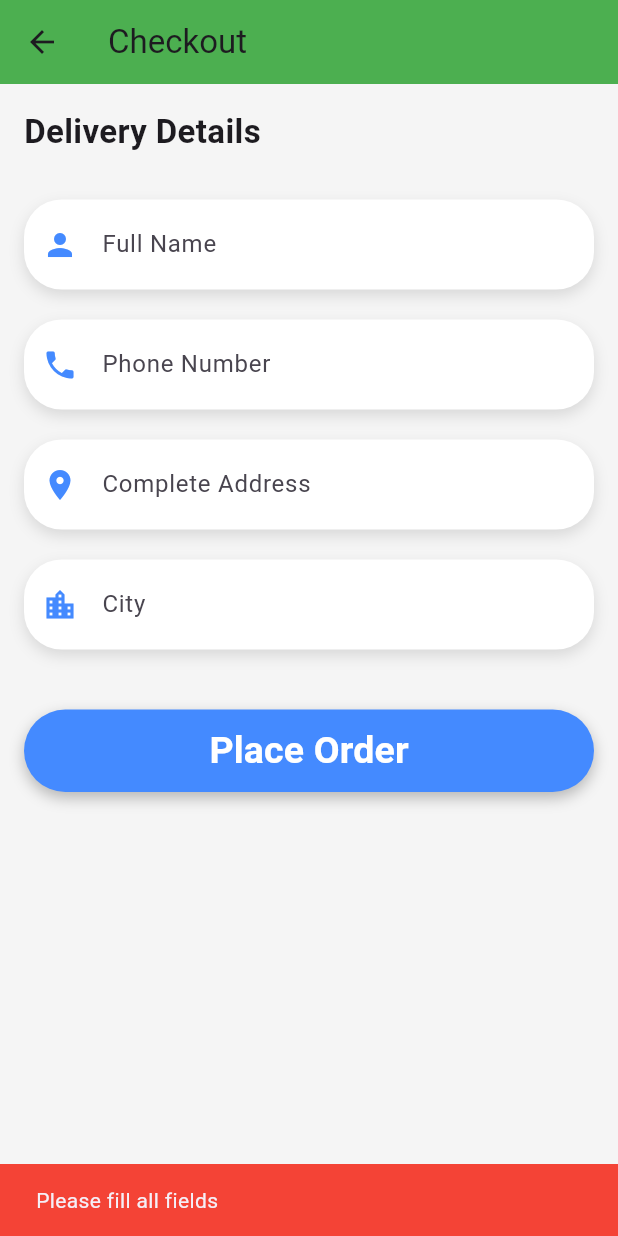
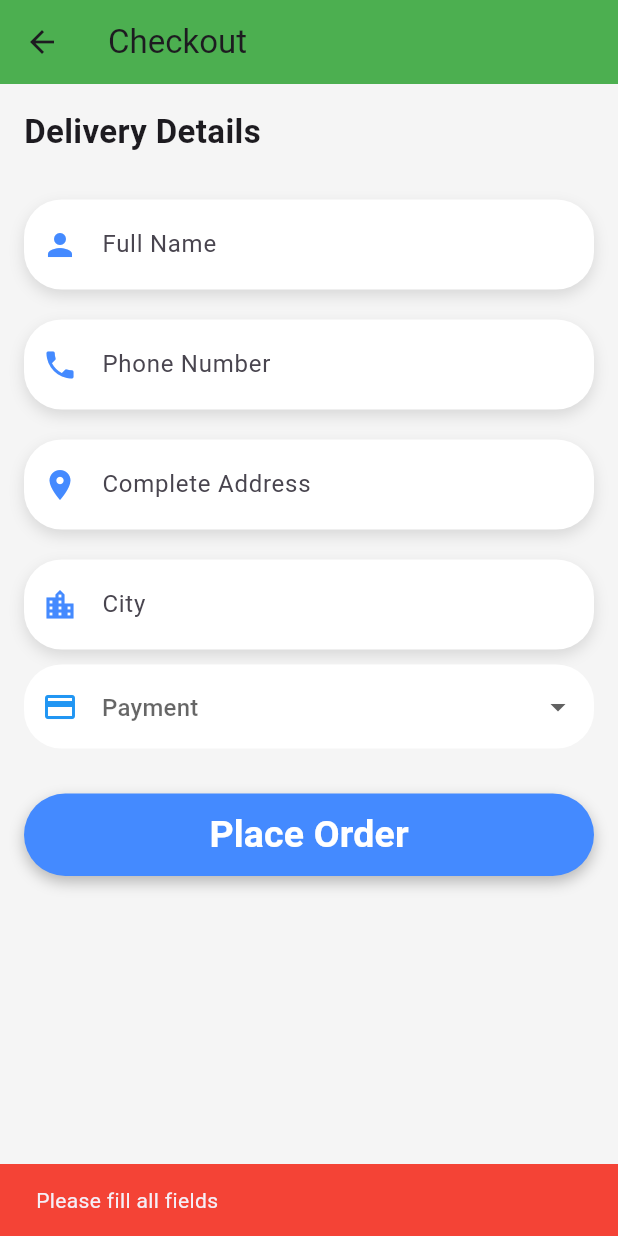
Before and after one commit to maazkhalid96/shoes_app, a Flutter app: the CheckoutForm screen opened directly, after a tap on "Place Order", on a phone screen of 412 x 824 dp. Run offline on Flutter 3.47's test engine with Material 3 defaults, Android fonts, the phone set to English and light mode, and no system bars; our stand-ins replace cloud_firestore, firebase_auth, firebase_core, flutter_custom_clippers, geolocator, image_picker; accounts and stored records are empty.

Commit message:
App update

```diff
--- a/lib/screens/checkOutForm/checkout_form.dart
+++ b/lib/screens/checkOutForm/checkout_form.dart
@@ -2,13 +2,10 @@ import 'package:cloud_firestore/cloud_firestore.dart';
 import 'package:firebase_auth/firebase_auth.dart';
 import 'package:flutter/material.dart';
 import 'package:flutter/services.dart';
+import 'package:geolocator/geolocator.dart';
 import 'package:shoes_app_ui/components/custom_button.dart';
 import 'package:shoes_app_ui/components/custom_input_fields.dart';
 import 'package:shoes_app_ui/screens/checkOutForm/order_success_screen.dart';
-import 'package:shoes_app_ui/screens/home/home.dart';
-import 'package:shoes_app_ui/screens/profile/my_orders/my_order_screen.dart';
-
-// Order Success Screen
 
 class CheckoutForm extends StatefulWidget {
   const CheckoutForm({super.key});
@@ -22,10 +19,15 @@ class _CheckoutFormState extends State<CheckoutForm> {
   final TextEditingController phoneController = TextEditingController();
   final TextEditingController addressController = TextEditingController();
   final TextEditingController cityController = TextEditingController();
+  final TextEditingController paymentController = TextEditingController();
+  String? selectedPayment;
+
+
+  List<String> payment = ["Cash on Delivery", "Card", 'JazzCash', 'EasyPaisa'];
 
   bool isLoading = false;
 
-  Future<void> placeOrder() async {
+  placeOrder() async {
     setState(() => isLoading = true);
     final uid = FirebaseAuth.instance.currentUser!.uid;
 
@@ -62,7 +64,6 @@ class _CheckoutFormState extends State<CheckoutForm> {
       });
     }
 
-    // Unique order ID
     String orderId = DateTime.now().millisecondsSinceEpoch.toString();
 
     await FirebaseFirestore.instance.collection("orders").doc(orderId).set({
@@ -78,6 +79,7 @@ class _CheckoutFormState extends State<CheckoutForm> {
         DateTime.now().add(const Duration(days: 5)),
       ),
       "totalAmount": total,
+      "paymentMethod": selectedPayment,
       "items": cartItems,
     });
 
@@ -88,7 +90,6 @@ class _CheckoutFormState extends State<CheckoutForm> {
 
     setState(() => isLoading = false);
 
-    // Navigate to success screen
     Navigator.pushReplacement(
       context,
       MaterialPageRoute(builder: (_) => const OrderSuccessScreen()),
@@ -144,6 +145,28 @@ class _CheckoutFormState extends State<CheckoutForm> {
               maxline: 1,
               textInputType: TextInputType.text,
             ),
+            DropdownButtonFormField(
+              value: selectedPayment,
+              decoration: InputDecoration(
+                prefixIcon: Icon(Icons.payment_outlined, color: Colors.blue),
+                hintText: "Payment",
+                fillColor: Colors.white,
+                filled: true,
+                border: OutlineInputBorder(
+                  borderRadius: BorderRadius.circular(25),
+                  borderSide: BorderSide.none,
+                ),
+              ),
+
+              items: payment.map((String option) {
+                return DropdownMenuItem(value: option, child: Text(option));
+              }).toList(),
+              onChanged: (String? newValue) {
+                setState(() {
+                  selectedPayment = newValue;
+                });
+              },
+            ),
 
             const SizedBox(height: 30),
 
@@ -157,7 +180,8 @@ class _CheckoutFormState extends State<CheckoutForm> {
                       if (nameController.text.isEmpty ||
                           phoneController.text.isEmpty ||
                           addressController.text.isEmpty ||
-                          cityController.text.isEmpty) {
+                          cityController.text.isEmpty ||
+                          selectedPayment == null) {
                         ScaffoldMessenger.of(context).showSnackBar(
                           const SnackBar(
                             content: Text("Please fill all fields"),
--- a/lib/screens/profile/profile.dart
+++ b/lib/screens/profile/profile.dart
@@ -7,7 +7,6 @@ import 'package:shoes_app_ui/components/custom_button.dart';
 import 'package:shoes_app_ui/components/profile_menu_item.dart';
 import 'package:shoes_app_ui/screens/profile/my_orders/my_order_screen.dart';
 import 'package:shoes_app_ui/screens/signup/login.dart';
-import 'package:shared_preferences/shared_preferences.dart';
 
 
 class Profile extends StatefulWidget {
--- a/pubspec.yaml
+++ b/pubspec.yaml
@@ -42,6 +42,8 @@ dependencies:
   cloud_firestore: ^6.1.0
   firebase_storage: ^13.0.4
   shared_preferences: ^2.5.4
+  geolocator: ^14.0.2
+  geocoding: ^2.0.5
 
 dev_dependencies:
   flutter_test:
```
Also changed, not shown: pubspec.lock, 4 other files.
